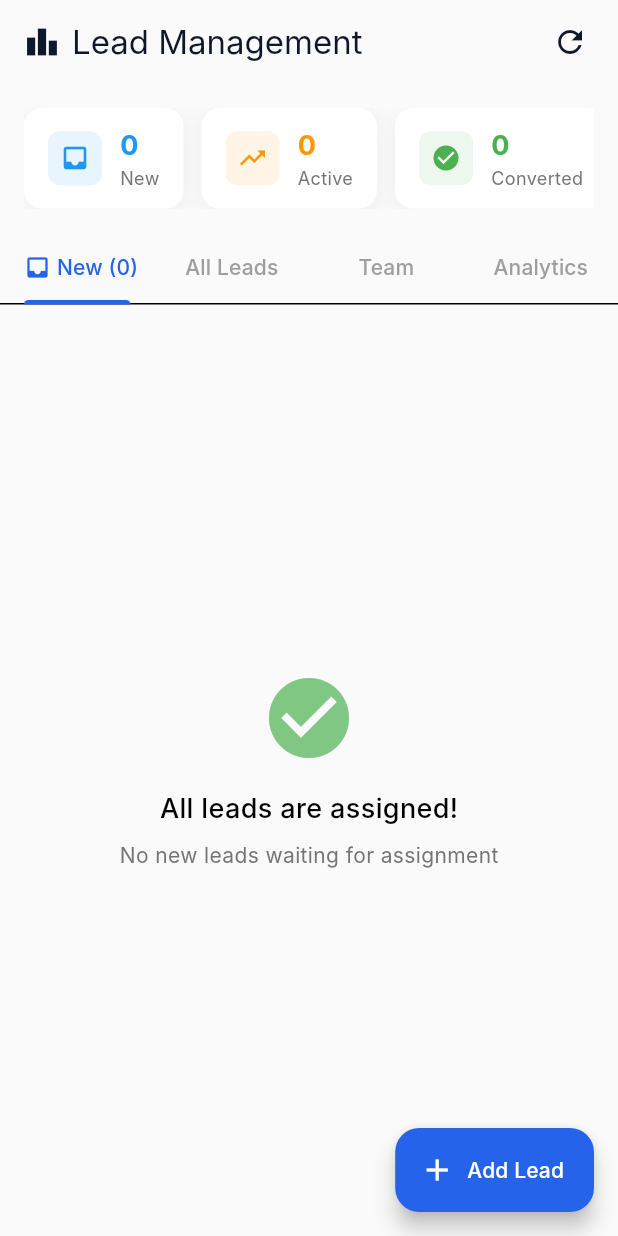
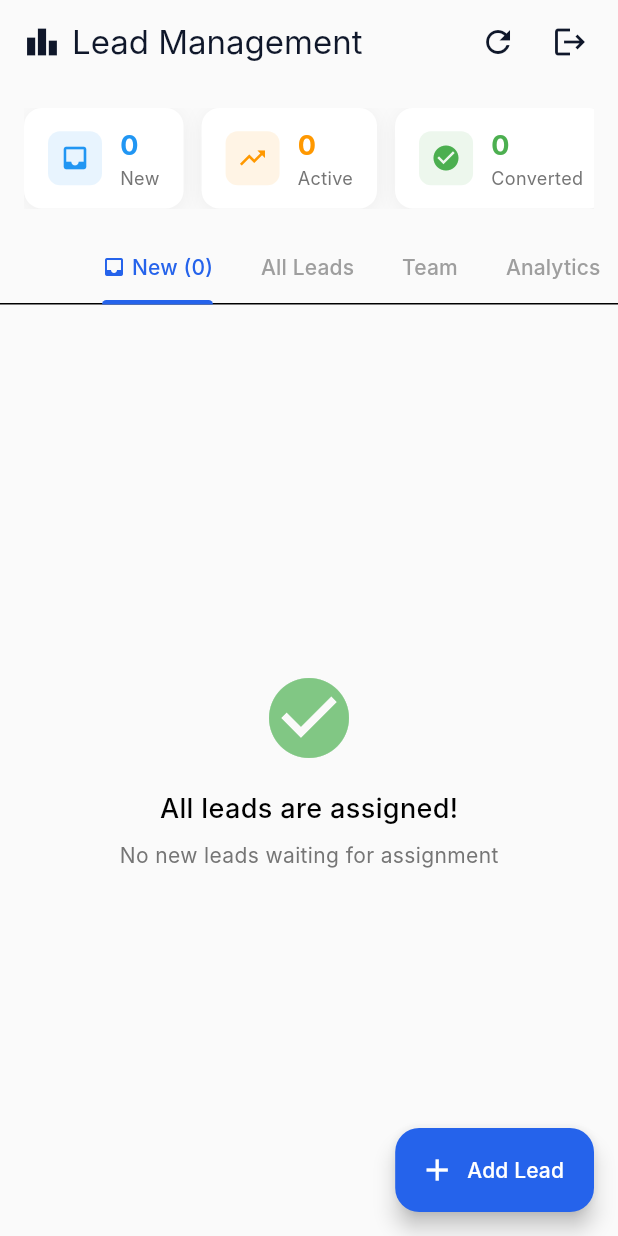
Before and after one commit to ujjwalxsrivastav/erp, a Flutter app: the DeanDashboard screen opened by its route, on a phone screen of 412 x 824 dp. Run offline on Flutter 3.47's test engine with Material 3 defaults, Android fonts, the phone set to English and light mode, and no system bars; our stand-ins replace csv, device_info_plus, file_picker, fl_chart, flutter_dotenv, go_router and 6 more; missing offline and left inert: razorpay_flutter; accounts and stored records are empty; network calls fail; Roboto replaces fonts that are missing (Inter).

Commit message:
fix: Add admissiondean/counsellor roles, logout button, fix TabBar overflow, add client documentation

```diff
--- a/lib/features/leads/screens/dean_dashboard.dart
+++ b/lib/features/leads/screens/dean_dashboard.dart
@@ -1,4 +1,6 @@
 import 'package:flutter/material.dart';
+import 'package:go_router/go_router.dart';
+import '../../../services/auth_service.dart';
 import '../data/lead_model.dart';
 import '../data/lead_status.dart';
 import '../data/counsellor_model.dart';
@@ -106,12 +108,13 @@ class _DeanDashboardState extends State<DeanDashboard>
                         labelColor: Theme.of(context).primaryColor,
                         unselectedLabelColor: Colors.grey,
                         indicatorColor: Theme.of(context).primaryColor,
+                        isScrollable: true,
                         tabs: [
                           Tab(
                             child: Row(
                               mainAxisSize: MainAxisSize.min,
                               children: [
-                                const Icon(Icons.inbox, size: 18),
+                                const Icon(Icons.inbox, size: 16),
                                 const SizedBox(width: 4),
                                 Text('New (${_unassignedLeads.length})'),
                               ],
@@ -158,6 +161,14 @@ class _DeanDashboardState extends State<DeanDashboard>
           icon: const Icon(Icons.refresh),
           onPressed: _loadData,
           tooltip: 'Refresh',
+        ),
+        IconButton(
+          icon: const Icon(Icons.logout),
+          onPressed: () async {
+            await AuthService().logout();
+            if (mounted) context.go('/login');
+          },
+          tooltip: 'Logout',
         ),
         const SizedBox(width: 8),
       ],
```
Also changed, not shown: lib/core/security/role_guard.dart (+8 -0 lines), lib/features/auth/login_screen.dart (+8 -0 lines), lib/features/leads/screens/counsellor_dashboard.dart (+10 -0 lines), 1 other file.
